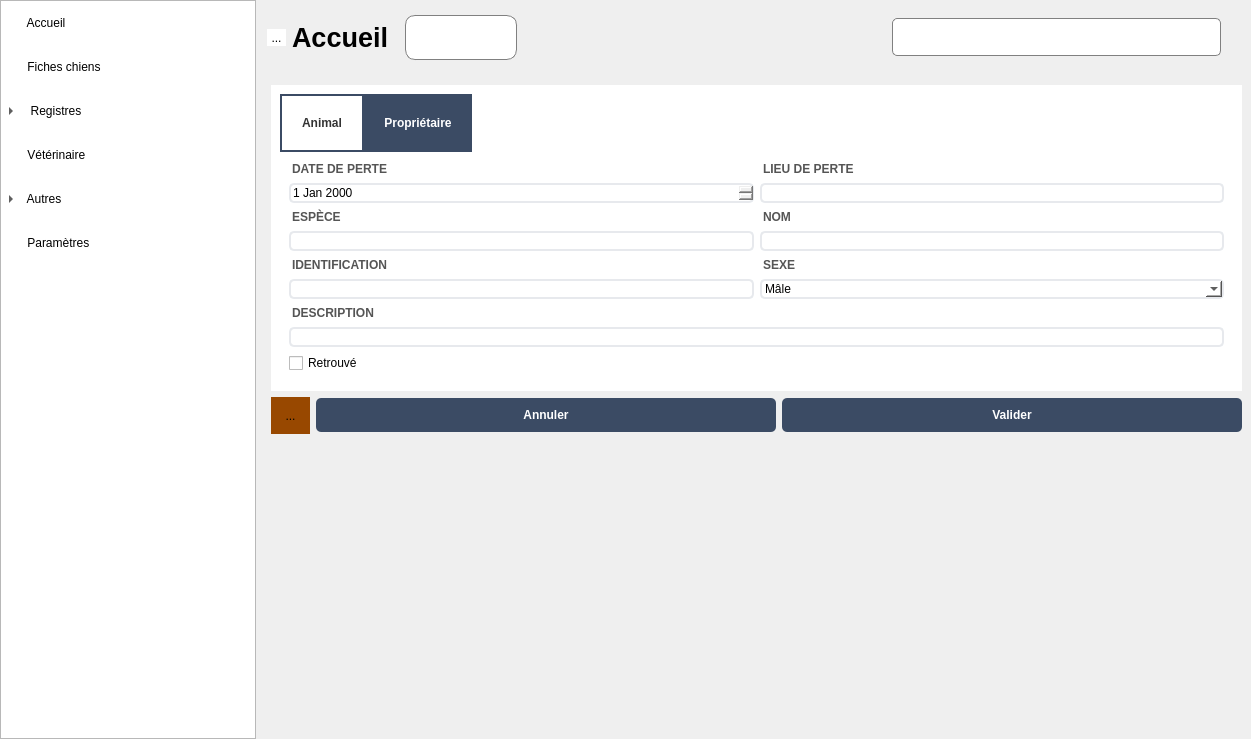
Above: mainwindow.ui from ArtAuc/mkrescue before the change. Below: the same form after it.
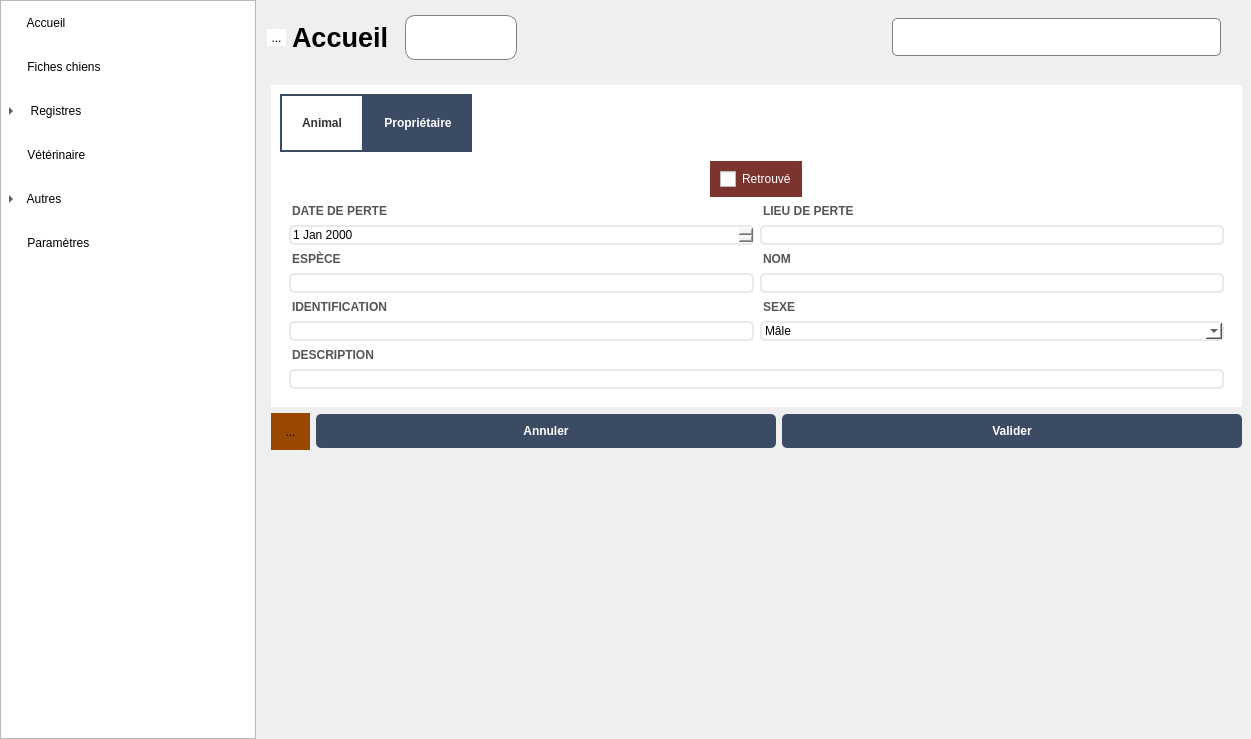
That is the form after the change. The open tabs and pages were chosen to show the change. Icons and pictures are not drawn. Custom widgets are drawn as their Qt base class.

Commit message: Better looking lost page

```diff
--- a/mainwindow.ui
+++ b/mainwindow.ui
@@ -10,6 +10,12 @@
     <height>739</height>
    </rect>
   </property>
+  <property name="sizePolicy">
+   <sizepolicy hsizetype="Fixed" vsizetype="Preferred">
+    <horstretch>0</horstretch>
+    <verstretch>0</verstretch>
+   </sizepolicy>
+  </property>
   <property name="palette">
    <palette>
     <active>
@@ -79,7 +85,46 @@
 QToolButton, QPushButton{
 	border:none;
 }
-</string>
+
+QCheckBox {
+    color: white;
+    border-radius: 20px;
+	padding:10px;
+}
+
+QCheckBox:checked {
+	background-color:#165532;
+	border:none;
+}
+
+QCheckBox:unchecked {
+	background-color:#7b352e;
+	color:white;
+	border:none;
+}
+
+QCheckBox:indeterminate {
+	border: 1px solid gray;
+    background-color: white;
+	color:gray
+}
+
+QCheckBox::indicator:checked {
+	image:url('media/checked.png');
+}
+
+QCheckBox::indicator:unchecked {
+	image: url('media/whitecross.png');
+}
+
+QCheckBox::indicator:indeterminate {
+	image: url('media/question.png');
+}
+
+QCheckBox::indicator {
+    width: 16px;
+    height: 16px;
+}</string>
   </property>
   <widget class="QWidget" name="centralwidget">
    <layout class="QFormLayout" name="formLayout_2">
@@ -1059,6 +1104,9 @@
              </layout>
             </widget>
             <widget class="QWidget" name="lostEditPage">
+             <property name="styleSheet">
+              <string notr="true"/>
+             </property>
              <layout class="QGridLayout" name="gridLayout_10">
               <item row="0" column="0" rowspan="2">
                <widget class="QTabWidget" name="lostTabWidget">
@@ -1070,7 +1118,60 @@
                   <string>Animal</string>
                  </attribute>
                  <layout class="QGridLayout" name="gridLayout_9">
-                  <item row="2" column="0">
+                  <item row="3" column="1">
+                   <layout class="QVBoxLayout" name="sexLostEditLayout">
+                    <item>
+                     <widget class="QLabel" name="sexLostEditLabel">
+                      <property name="text">
+                       <string>SEXE</string>
+                      </property>
+                     </widget>
+                    </item>
+                    <item>
+                     <widget class="QComboBox" name="sexLostEdit">
+                      <item>
+                       <property name="text">
+                        <string>Mâle</string>
+                       </property>
+                      </item>
+                      <item>
+                       <property name="text">
+                        <string>Femelle</string>
+                       </property>
+                      </item>
+                     </widget>
+                    </item>
+                   </layout>
+                  </item>
+                  <item row="5" column="0" colspan="2">
+                   <layout class="QVBoxLayout" name="descriptionLostEditLayout">
+                    <item>
+                     <widget class="QLabel" name="descriptionLostEditLabel">
+                      <property name="text">
+                       <string>DESCRIPTION</string>
+                      </property>
+                     </widget>
+                    </item>
+                    <item>
+                     <widget class="QLineEdit" name="descriptionLostEdit"/>
+                    </item>
+                   </layout>
+                  </item>
+                  <item row="1" column="1">
+                   <layout class="QVBoxLayout" name="lossPlaceEditLayout">
+                    <item>
+                     <widget class="QLabel" name="lossPlaceEditLabel">
+                      <property name="text">
+                       <string>LIEU DE PERTE</string>
+                      </property>
+                     </widget>
+                    </item>
+                    <item>
+                     <widget class="QLineEdit" name="lossPlaceEdit"/>
+                    </item>
+                   </layout>
+                  </item>
+                  <item row="3" column="0">
                    <layout class="QVBoxLayout" name="idLostEditLayout">
                     <item>
                      <widget class="QLabel" name="idLostEditLabel">
@@ -1084,14 +1185,21 @@
                     </item>
                    </layout>
                   </item>
-                  <item row="4" column="0">
-                   <widget class="QCheckBox" name="foundLostBox">
-                    <property name="text">
-                     <string>Retrouvé</string>
-                    </property>
-                   </widget>
-                  </item>
                   <item row="1" column="0">
+                   <layout class="QVBoxLayout" name="lossDateEditLayout">
+                    <item>
+                     <widget class="QLabel" name="lossDateEditLabel">
+                      <property name="text">
+                       <string>DATE DE PERTE</string>
+                      </property>
+                     </widget>
+                    </item>
+                    <item>
+                     <widget class="QDateEdit" name="lossDateEdit"/>
+                    </item>
+                   </layout>
+                  </item>
+                  <item row="2" column="0">
                    <layout class="QVBoxLayout" name="speciesLostEditLayout">
                     <item>
                      <widget class="QLabel" name="speciesLostEditLabel">
@@ -1105,46 +1213,7 @@
                     </item>
                    </layout>
                   </item>
-                  <item row="0" column="1">
-                   <layout class="QVBoxLayout" name="lossPlaceEditLayout">
-                    <item>
-                     <widget class="QLabel" name="lossPlaceEditLabel">
-                      <property name="text">
-                       <string>LIEU DE PERTE</string>
-                      </property>
-                     </widget>
-                    </item>
-                    <item>
-                     <widget class="QLineEdit" name="lossPlaceEdit"/>
-                    </item>
-                   </layout>
-                  </item>
                   <item row="2" column="1">
-                   <layout class="QVBoxLayout" name="sexLostEditLayout">
-                    <item>
-                     <widget class="QLabel" name="sexLostEditLabel">
-                      <property name="text">
-                       <string>SEXE</string>
-                      </property>
-                     </widget>
-                    </item>
-                    <item>
-                     <widget class="QComboBox" name="sexLostEdit">
-                      <item>
-                       <property name="text">
-                        <string>Mâle</string>
-                       </property>
-                      </item>
-                      <item>
-                       <property name="text">
-                        <string>Femelle</string>
-                       </property>
-                      </item>
-                     </widget>
-                    </item>
-                   </layout>
-                  </item>
-                  <item row="1" column="1">
                    <layout class="QVBoxLayout" name="nameLostEditLayout">
                     <item>
                      <widget class="QLabel" name="nameLostEditLabel">
@@ -1158,32 +1227,21 @@
                     </item>
                    </layout>
                   </item>
-                  <item row="0" column="0">
-                   <layout class="QVBoxLayout" name="lossDateEditLayout">
+                  <item row="0" column="0" colspan="2">
+                   <layout class="QHBoxLayout" name="horizontalLayout_6">
                     <item>
-                     <widget class="QLabel" name="lossDateEditLabel">
-                      <property name="text">
-                       <string>DATE DE PERTE</string>
+                     <widget class="QCheckBox" name="foundLostBox">
+                      <property name="sizePolicy">
+                       <sizepolicy hsizetype="Fixed" vsizetype="Fixed">
+                        <horstretch>0</horstretch>
+                        <verstretch>0</verstretch>
+                       </sizepolicy>
                       </property>
-                     </widget>
-                    </item>
-                    <item>
-                     <widget class="QDateEdit" name="lossDateEdit"/>
-                    </item>
-                   </layout>
-                  </item>
-                  <item row="3" column="0" colspan="2">
-                   <layout class="QVBoxLayout" name="descriptionLostEditLayout">
-                    <item>
-                     <widget class="QLabel" name="descriptionLostEditLabel">
                       <property name="text">
-                       <string>DESCRIPTION</string>
+                       <string>Retrouvé</string>
                       </property>
                      </widget>
                     </item>
-                    <item>
-                     <widget class="QLineEdit" name="descriptionLostEdit"/>
-                    </item>
                    </layout>
                   </item>
                  </layout>
```
Left out of the diff: 80 changed lines with no effect on the pictures. The commit also changes 6 other files.
